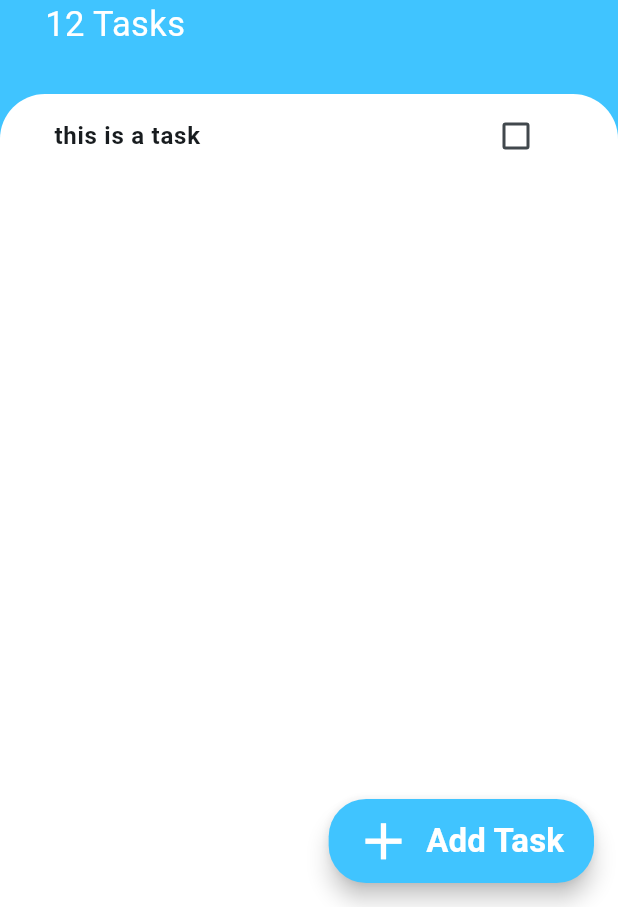
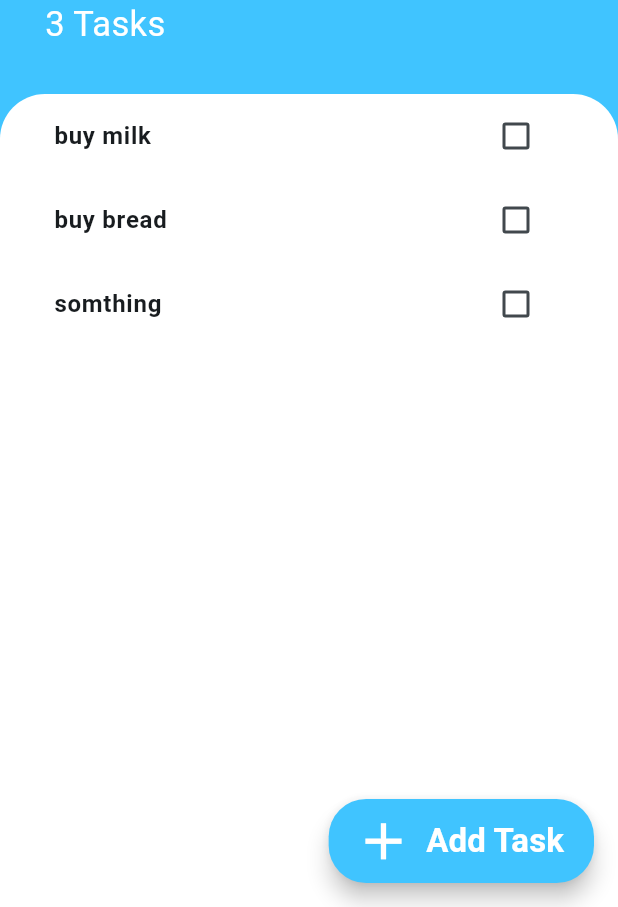
Before and after one commit to ERFAN-gray/todoey_app, a Flutter app: the screen it shows after launch, on a phone screen of 412 x 824 dp, the part 329-1236 px from its top. Run offline on Flutter 3.47's test engine with Material 3 defaults, Android fonts, the phone set to English and light mode, and no system bars.

Commit message:
learning state managing

```diff
--- a/lib/Screens/add_task_screen.dart
+++ b/lib/Screens/add_task_screen.dart
@@ -1,10 +1,13 @@
 import 'package:flutter/material.dart';
 
 class AddTaskScreen extends StatelessWidget {
-  const AddTaskScreen({super.key});
+  final Function addTaskCallback;
+  const AddTaskScreen({super.key, required this.addTaskCallback});
 
   @override
   Widget build(BuildContext context) {
+    String? newTaskTitle;
+
     return Padding(
       padding: EdgeInsets.symmetric(horizontal: 25),
       child: Column(
@@ -35,10 +38,15 @@ class AddTaskScreen extends StatelessWidget {
               hintText: "Enter your task here",
               hintStyle: TextStyle(color: Colors.black38),
             ),
+            onChanged: (newText) {
+              newTaskTitle = newText;
+            },
           ),
           SizedBox(height: 20),
           TextButton(
-            onPressed: () {},
+            onPressed: () {
+              addTaskCallback(newTaskTitle);
+            },
             style: ButtonStyle(
               backgroundColor: WidgetStateProperty.all(Colors.lightBlueAccent),
               shape: WidgetStateProperty.all(
--- a/lib/Screens/tasks_screen.dart
+++ b/lib/Screens/tasks_screen.dart
@@ -1,9 +1,21 @@
 import 'package:flutter/material.dart';
 import 'package:todoey_app/Widgets/tasks_list.dart';
 import 'add_task_screen.dart';
+import 'package:todoey_app/models/task.dart';
 
-class TasksScreen extends StatelessWidget {
+class TasksScreen extends StatefulWidget {
   const TasksScreen({super.key});
+
+  @override
+  State<TasksScreen> createState() => _TasksScreenState();
+}
+
+class _TasksScreenState extends State<TasksScreen> {
+  List<Task> tasks = [
+    Task(name: "buy milk"),
+    Task(name: "buy bread"),
+    Task(name: "somthing"),
+  ];
 
   @override
   Widget build(BuildContext context) {
@@ -14,7 +26,15 @@ class TasksScreen extends StatelessWidget {
         onPressed: () {
           showModalBottomSheet(
             context: context,
-            builder: (context) => AddTaskScreen(),
+            builder:
+                (context) => AddTaskScreen(
+                  addTaskCallback: (newTaskTitle) {
+                    setState(() {
+                      tasks.add(Task(name: newTaskTitle));
+                    });
+                    Navigator.pop(context);
+                  },
+                ),
           );
         },
         backgroundColor: Colors.lightBlueAccent,
@@ -55,7 +75,7 @@ class TasksScreen extends StatelessWidget {
                   ),
                 ),
                 Text(
-                  "12 Tasks",
+                  "${tasks.length} Tasks",
                   style: TextStyle(color: Colors.white, fontSize: 23),
                 ),
               ],
@@ -72,7 +92,7 @@ class TasksScreen extends StatelessWidget {
                   topRight: Radius.circular(30),
                 ),
               ),
-              child: TasksList(),
+              child: TasksList(tasks: tasks),
             ),
           ),
         ],
--- a/lib/Widgets/task_tile.dart
+++ b/lib/Widgets/task_tile.dart
@@ -1,52 +1,32 @@
 import 'package:flutter/material.dart';
 
-class TaskTile extends StatefulWidget {
-  const TaskTile({super.key});
+class TaskTile extends StatelessWidget {
+  final bool isChecked;
+  final String taskTitle;
+  final ValueChanged<bool?>? checkboxCallback;
 
-  @override
-  State<TaskTile> createState() => _TaskTileState();
-}
-
-class _TaskTileState extends State<TaskTile> {
-  bool isChecked = false;
+  const TaskTile({
+    super.key,
+    required this.isChecked,
+    required this.taskTitle,
+    required this.checkboxCallback,
+  });
 
   @override
   Widget build(BuildContext context) {
     return ListTile(
       title: Text(
-        "this is a task",
+        taskTitle,
         style: TextStyle(
           decoration: isChecked ? TextDecoration.lineThrough : null,
           fontWeight: FontWeight.w600,
         ),
       ),
-      trailing: TaskCheckbox(
-        checkboxState: isChecked,
-        toggleCheckboxState: (bool? checkboxState) {
-          setState(() {
-            isChecked = checkboxState!;
-          });
-        },
+      trailing: Checkbox(
+        activeColor: Colors.lightBlue,
+        value: isChecked,
+        onChanged: checkboxCallback,
       ),
     );
   }
 }
-
-class TaskCheckbox extends StatelessWidget {
-  final bool checkboxState;
-  final ValueChanged<bool?> toggleCheckboxState;
-  const TaskCheckbox({
-    super.key,
-    required this.checkboxState,
-    required this.toggleCheckboxState,
-  });
-
-  @override
-  Widget build(BuildContext context) {
-    return Checkbox(
-      activeColor: Colors.lightBlue,
-      value: checkboxState,
-      onChanged: toggleCheckboxState,
-    );
-  }
-}
--- a/lib/Widgets/tasks_list.dart
+++ b/lib/Widgets/tasks_list.dart
@@ -1,10 +1,31 @@
 import 'package:flutter/material.dart';
 import 'task_tile.dart';
+import 'package:todoey_app/models/task.dart';
 
-class TasksList extends StatelessWidget {
-  const TasksList({super.key});
+class TasksList extends StatefulWidget {
+  final List<Task> tasks;
+  const TasksList({super.key, required this.tasks});
+
+  @override
+  State<TasksList> createState() => _TasksListState();
+}
+
+class _TasksListState extends State<TasksList> {
   @override
   Widget build(BuildContext context) {
-    return ListView(children: [TaskTile()]);
+    return ListView.builder(
+      itemBuilder: (context, index) {
+        return TaskTile(
+          isChecked: widget.tasks[index].isDone,
+          taskTitle: widget.tasks[index].name!,
+          checkboxCallback: (checkboxState) {
+            setState(() {
+              widget.tasks[index].toggleDone();
+            });
+          },
+        );
+      },
+      itemCount: widget.tasks.length,
+    );
   }
 }
--- /dev/null
+++ b/lib/models/task.dart
@@ -0,0 +1,10 @@
+class Task {
+  final String? name;
+  bool isDone;
+
+  Task({this.name, this.isDone = false});
+
+  void toggleDone() {
+    isDone = !isDone;
+  }
+}
```
